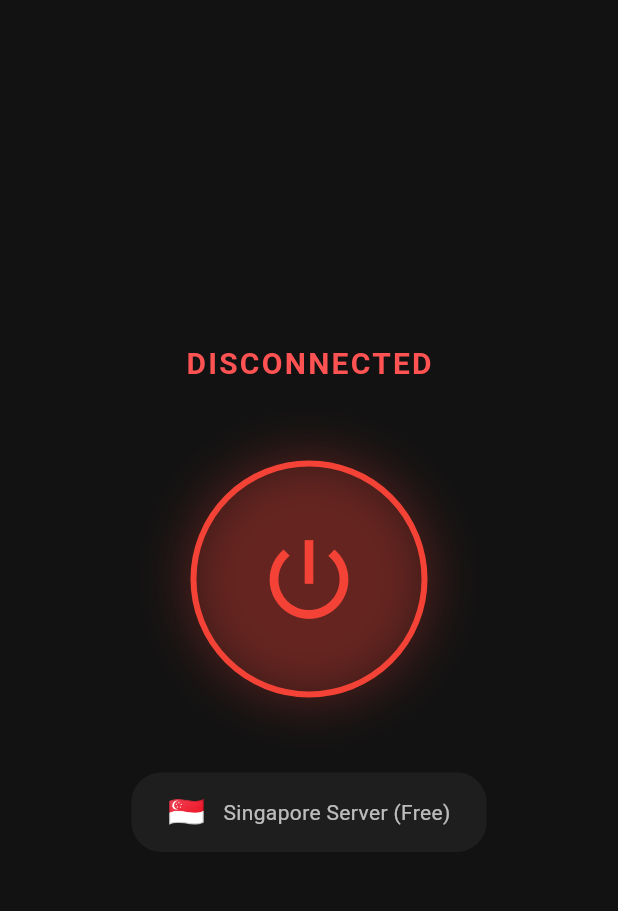
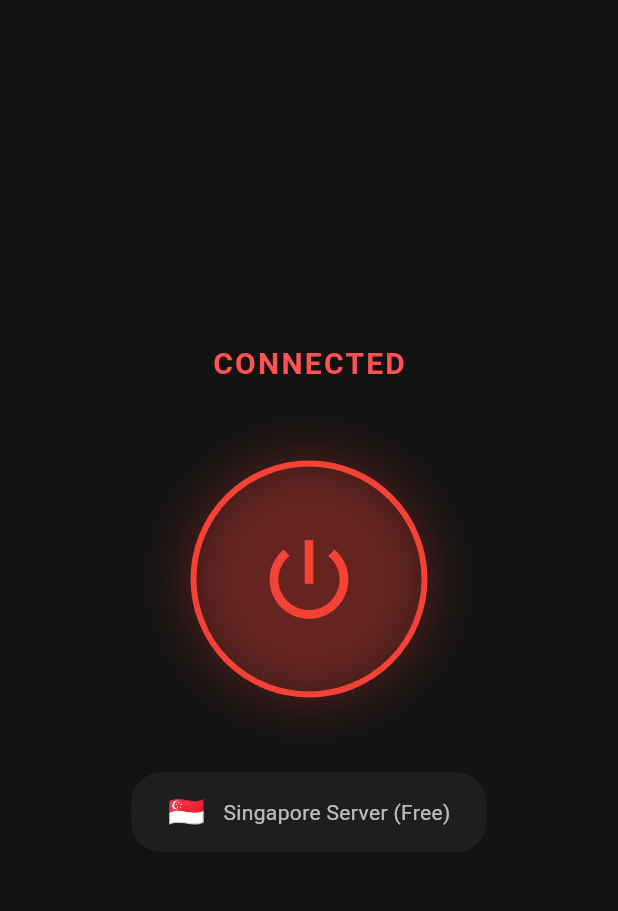
Before and after one commit to wailinnaung357439673-dotcom/f5_Hvpn, a Flutter app: the screen it shows after launch, after a tap on the "power settings new" icon, on a phone screen of 412 x 824 dp, the part 63-974 px from its top. Run offline on Flutter 3.47's test engine with Material 3 defaults, Android fonts, the phone set to English and light mode, and no system bars; our stand-ins replace permission_handler; missing offline and left inert: openvpn_flutter.

Commit message:
Fix VpnStage compiler error

```diff
--- a/lib/main.dart
+++ b/lib/main.dart
@@ -17,11 +17,9 @@ class F5VpnHomeScreen extends StatefulWidget {
 
 class _F5VpnHomeScreenState extends State<F5VpnHomeScreen> {
   late OpenVPN engine;
-  VpnStage? vpnStage;
+  String vpnStage = "disconnected"; // VpnStage အစား String ပြောင်းသုံးထားပါတယ်
   bool isConnected = false;
 
-  // စမ်းသပ်ဖို့အတွက် OpenVPN Config (ဒီနေရာမှာ ကိုယ့် .ovpn ဖိုင်ထဲက စာသားတွေကို ထည့်ရမှာပါ)
-  // လောလောဆယ် ဒါက ပုံစံပြရုံသက်သက်မို့လို့ တကယ့် Server အစစ်ထည့်မှ ချိတ်မှာပါဗျာ
   String vpnConfigString = """
 client
 dev tun
@@ -34,7 +32,6 @@ persist-tun
 verb 3
 <ca>
 -----BEGIN CERTIFICATE-----
-(ကိုယ့်ဆာဗာရဲ့ CA Certificate စာသားများ)
 -----END CERTIFICATE-----
 </ca>
 """;
@@ -42,55 +39,51 @@ verb 3
   @override
   void initState() {
     super.initState();
-    // 1. OpenVPN Engine ကို အလုပ်စလုပ်ခိုင်းမယ်
+
     engine = OpenVPN(
       onVpnStageChanged: (stage, duration) {
         setState(() {
-          vpnStage = stage;
-          isConnected = stage == VpnStage.connected;
+          // stage ရဲ့ နာမည်ကို String အဖြစ် ပြောင်းမှတ်ပါမယ်
+          vpnStage = stage.toString().toLowerCase();
+          isConnected = vpnStage.contains("connected") && !vpnStage.contains("connecting");
         });
       },
       onVpnStatusChanged: (status) {
-        // ဒီမှာ Speed (Byte In/Out) တွေကို လှမ်းဖတ်လို့ရပါတယ်
+        // Speed tracker
       },
     );
 
-    // 2. Engine ကို Initialize လုပ်မယ်
     engine.initialize(
-      groupIdentifier: "group.com.f5.vpn", // iOS အတွက် (မလိုရင် ဒီတိုင်းထားပါ)
-      providerBundleIdentifier: "com.f5.vpn.VPNExtension", // iOS အတွက်
+      groupIdentifier: "group.com.f5.vpn",
+      providerBundleIdentifier: "com.f5.vpn.VPNExtension",
       localizedDescription: "F5 VPN Connection",
     );
   }
 
-  // VPN ကို ချိတ်ဆက်/ဖြတ်တောက်မယ့် Function
   void toggleVpn() async {
     if (isConnected) {
       engine.disconnect();
     } else {
-      // VPN ချိတ်ဖို့ အမိန့်ပေးတာ
       engine.connect(
         vpnConfigString,
-        "F5 Server", // ဆာဗာနာမည်
-        username: "", // ဆာဗာမှာ Username လိုရင် ထည့်ရန်
-        password: "", // ဆာဗာမှာ Password လိုရင် ထည့်ရန်
+        "F5 Server",
+        username: "",
+        password: "",
         certIsRequired: false,
       );
     }
   }
 
-  // VPN ရဲ့ လက်ရှိအခြေအနေအလိုက် ပြသမယ့် စာသား
+  // အခြေအနေပြ စာသားကို လိုက်ပြင်ပေးမယ့် Function
   String getStatusText() {
-    if (vpnStage == null) return "DISCONNECTED";
-    switch (vpnStage!) {
-      case VpnStage.connected:
-        return "CONNECTED";
-      case VpnStage.connecting:
-        return "CONNECTING...";
-      case VpnStage.disconnecting:
-        return "DISCONNECTING...";
-      default:
-        return "DISCONNECTED";
+    if (vpnStage.contains("connecting")) {
+      return "CONNECTING...";
+    } else if (vpnStage.contains("connected")) {
+      return "CONNECTED";
+    } else if (vpnStage.contains("disconnecting")) {
+      return "DISCONNECTING...";
+    } else {
+      return "DISCONNECTED";
     }
   }
 
@@ -108,7 +101,6 @@ verb 3
         child: Column(
           mainAxisAlignment: MainAxisAlignment.center,
           children: [
-            // VPN ရဲ့ Status စာသား
             Text(
               getStatusText(),
               style: TextStyle(
@@ -120,7 +112,6 @@ verb 3
             ),
             const SizedBox(height: 50),
 
-            // ပါဝါခလုတ်ကြီး
             GestureDetector(
               onTap: toggleVpn,
               child: AnimatedContainer(
@@ -150,7 +141,6 @@ verb 3
             ),
             const SizedBox(height: 50),
 
-            // ဆာဗာရွေးဖို့ နေရာ (Dummy အနေနဲ့ ပြထားတာပါ)
             Container(
               padding: const EdgeInsets.symmetric(horizontal: 24, vertical: 12),
               decoration: BoxDecoration(
```
